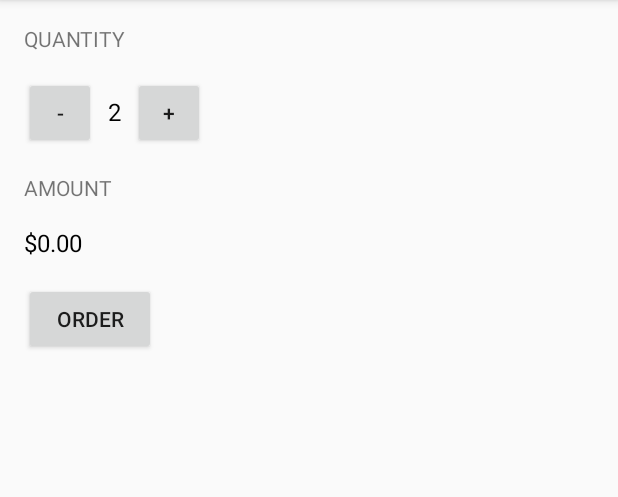
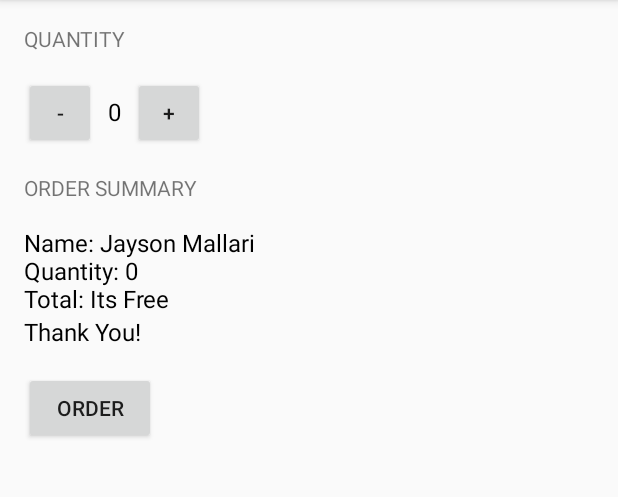
Before and after one commit to JaysonMallari/Just-Java-Quantity-Order-, an Android app: the screen it shows after launch (MainActivity), after a tap on "ORDER", on a phone screen of 412 x 824 dp, the part 84-581 px from its top. Run offline under Robolectric (Android 15) with nearby library versions, the phone set to English and light mode, and no system bars.

Commit message:
features method updated

```diff
--- a/app/src/main/java/com/hmmwow/www/justjava/MainActivity.java
+++ b/app/src/main/java/com/hmmwow/www/justjava/MainActivity.java
@@ -3,7 +3,7 @@ package com.hmmwow.www.justjava;
 /**
  * Add your package below. Package name can be found in the project's AndroidManifest.xml file.
  * This is the package name our example uses:
- *
+ * <p>
  * package com.example.android.justjava;
  */
 
@@ -12,7 +12,7 @@ import android.support.v7.app.AppCompatActivity;
 import android.view.View;
 import android.widget.TextView;
 
-import java.text.NumberFormat;
+import java.text.DecimalFormat;
 
 
 /**
@@ -28,41 +28,82 @@ public class MainActivity extends AppCompatActivity {
         setContentView(R.layout.activity_main);
     }
 
-    public void increment(View view){
+
+    /**
+     * This method displays the given quantity value on the screen.
+     */
+    private void displayQuantity(int number) {
+        TextView quantityTextView = (TextView) findViewById(R.id.quantity_text_view);
+        quantityTextView.setText("" + number);
+    }
+
+    /* INCREMENT */
+    public void increment(View view) {
         quantity = quantity + 1;
-        display(quantity);
+        displayQuantity(quantity);
 
     }
 
-    public void decrement(View view){
-        if (quantity > 0){
-            quantity -=1;
+    /* DECREMENT */
+    public void decrement(View view) {
+        if (quantity > 0) {
+            quantity -= 1;
         }
-        display(quantity);
+        displayQuantity(quantity);
 
+    }
+
+
+    /*
+    * THIS METHOD WILL GIVE TXT TO THE SCREEN
+     */
+    private void displayText(String message){
+        TextView orderSummaryTextView  = (TextView) findViewById(R.id.order_summary_text_view);
+        orderSummaryTextView .setText(message);
+    }
+
+    /*
+    *     THANK YOU TEXT VIEW
+     */
+    public void displayTextThankyou(){
+        TextView thankYouMessage = (TextView) findViewById(R.id.thank_you_text_view);
+        thankYouMessage.setText("Thank You!");
+    }
+
+    /**
+     * will calculate the total price
+     * @ return total price
+     */
+    public double calculatePrice(int count, double price){
+        double totalPrice = count * price;
+        return totalPrice;
+    }
+
+    /**
+     *  Summary of the order
+     */
+
+    private String createOrderSummary(){
+        if (quantity < 1){
+            return "Name: Jayson Mallari \nQuantity: "+ quantity + "\nTotal: Its Free";
+        }
+        else{
+            double total  = calculatePrice(quantity,3.5);
+            DecimalFormat myDecimalFormat = new DecimalFormat("#.00");
+
+            return "Name: Jayson Mallari \nQuantity: "+ quantity + "\nTotal: "+ myDecimalFormat.format(total);
+        }
     }
 
     /**
      * This method is called when the order button is clicked.
      */
     public void submitOrder(View view) {
-        displayPrice(quantity * 5);
+
+            displayText(createOrderSummary());
+            displayTextThankyou();
+
     }
 
-    /**
-     * This method displays the given quantity value on the screen.
-     */
-    private void display(int number) {
-        TextView quantityTextView = (TextView) findViewById(R.id.quantity_text_view);
-        quantityTextView.setText(""+number);
-    }
-
-    /**
-     * This method displays the given price on the screen.
-     */
-    private void displayPrice(int number){
-        TextView priceTextView = (TextView) findViewById(R.id.price_text_view);
-        priceTextView.setText(NumberFormat.getCurrencyInstance().format(number));
-    }
 
 }
--- a/app/src/main/res/layout/activity_main.xml
+++ b/app/src/main/res/layout/activity_main.xml
@@ -32,7 +32,7 @@
             android:layout_height="wrap_content"
             android:layout_marginLeft="8dp"
             android:layout_marginRight="8dp"
-            android:text="2"
+            android:text="0"
             android:textColor="#000"
             android:textSize="16sp" />
 
@@ -48,17 +48,29 @@
         android:layout_width="wrap_content"
         android:layout_height="wrap_content"
         android:layout_margin="16dp"
-        android:text="Amount"
+        android:text="Order Summary"
         android:textAllCaps="true" />
 
+    <!-- OUTPUT TOTAL -->
     <TextView
-        android:id="@+id/price_text_view"
+        android:id="@+id/order_summary_text_view"
         android:layout_width="wrap_content"
         android:layout_height="wrap_content"
         android:layout_marginLeft="16dp"
-        android:text="$10"
+        android:text=""
         android:textColor="#000"
-        android:textSize="16sp" />
+        android:textSize="16sp"
+         />
+
+    <!-- THANK YOU! -->
+    <TextView
+    android:id="@+id/thank_you_text_view"
+    android:layout_width="wrap_content"
+    android:layout_height="wrap_content"
+    android:layout_marginLeft="16dp"
+    android:text=""
+    android:textColor="#000"
+    android:textSize="16sp" />
 
     <Button
         android:layout_width="wrap_content"
```
